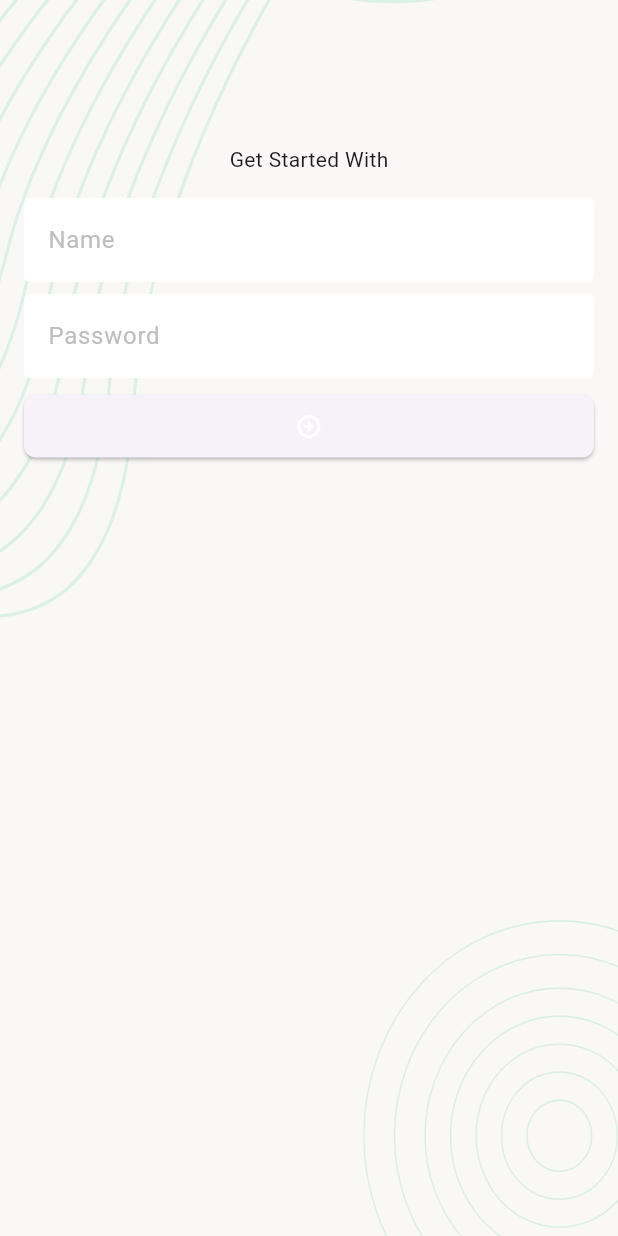
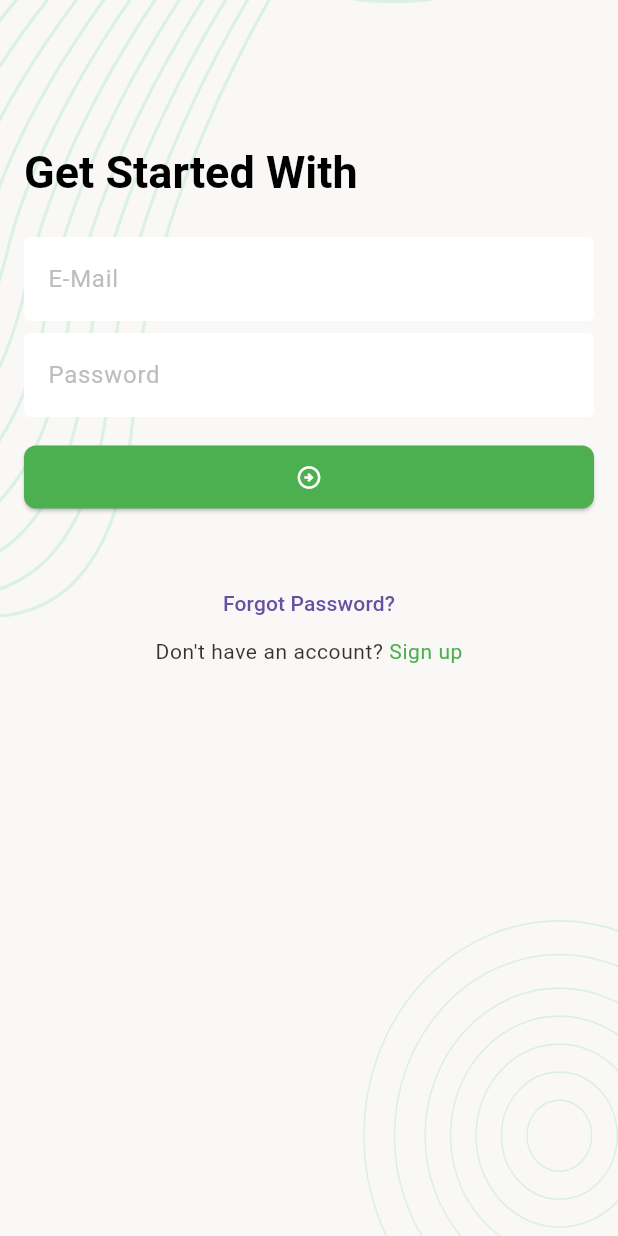
Before and after one commit to EmranKhanDUET/task_manager, a Flutter app: the screen it shows after launch, on a phone screen of 412 x 824 dp. Run offline on Flutter 3.47's test engine with Material 3 defaults, Android fonts, the phone set to English and light mode, and no system bars; our stand-ins replace flutter_svg.

Commit message:
initial commit

```diff
--- a/lib/ui/screens/sign_in_screen.dart
+++ b/lib/ui/screens/sign_in_screen.dart
@@ -1,4 +1,6 @@
+import 'package:flutter/gestures.dart';
 import 'package:flutter/material.dart';
+import 'package:task_manager/ui/utility/app_colors.dart';
 import 'package:task_manager/ui/widgets/background_widget.dart';
 
 class SignInScreen extends StatefulWidget {
@@ -9,34 +11,77 @@ class SignInScreen extends StatefulWidget {
 }
 
 class _SignInScreenState extends State<SignInScreen> {
+  final TextEditingController _emailTEController = TextEditingController();
+  final TextEditingController _passTEController = TextEditingController();
+
   @override
   Widget build(BuildContext context) {
-    return  Scaffold(
-      body: BackgroundWidget(child: SafeArea(
+    return Scaffold(
+      body: BackgroundWidget(
+        child: SafeArea(
           child: SingleChildScrollView(
             child: Padding(
-            padding: EdgeInsets.all(16.0),
+              padding: const EdgeInsets.all(16.0),
+              child: Column(
+                crossAxisAlignment: CrossAxisAlignment.start,
+                children: [
+                  const SizedBox(height: 80),
+                  Text(
+                    'Get Started With',
+                    style: Theme.of(context).textTheme.titleLarge,
+                  ),
+                  const SizedBox(height: 24),
+                  TextField(
+                    controller: _emailTEController,
+                    decoration: const InputDecoration(hintText: 'E-Mail'),
+                  ),
+                  const SizedBox(height: 8),
+                  TextField(
+                    controller: _passTEController,
+                    decoration: const InputDecoration(hintText: 'Password'),
+                  ),
+                  const SizedBox(height: 16),
+                  ElevatedButton(
+                    onPressed: () {},
+                    child: const Icon(Icons.arrow_circle_right_outlined),
+                  ),
+                  const SizedBox(height: 36),
+                  Center(
                     child: Column(
                       children: [
-                SizedBox(height: 80),
-                Text('Get Started With'),
-                SizedBox(height: 16),
-                TextField(
-                  decoration: InputDecoration(
-                    hintText: 'Name'
+                        TextButton(onPressed: () {}, child: const Text('Forgot Password?')),
+                        RichText(
+                          text: TextSpan(
+                              text: "Don't have an account? ",
+                              style: TextStyle(
+                                  color: Colors.black.withOpacity(.8),
+                                  fontWeight: FontWeight.w400,
+                                  letterSpacing: .4),
+                              children: [
+                                TextSpan(
+                                    text: 'Sign up',
+                                    style: const TextStyle(
+                                      color: AppColors.themeColor,
+                                    ),
+                                    recognizer: TapGestureRecognizer()..onTap = () {})
+                              ]),
+                        ),
+                      ],
                     ),
                   ),
-                SizedBox(height: 8),
-                TextField(
-                  decoration: InputDecoration(hintText: 'Password'),
-                ),
-                SizedBox(height: 8),
-                ElevatedButton(onPressed: (){}, child: Icon(Icons.arrow_circle_right_outlined)),
                 ],
               ),
             ),
           ),
-      )),
+        ),
+      ),
     );
   }
+
+  @override
+  void dispose() {
+    _emailTEController.dispose();
+    _passTEController.dispose();
+    super.dispose();
   }
+}
--- a/lib/ui/utility/app_colors.dart
+++ b/lib/ui/utility/app_colors.dart
@@ -1,6 +1,6 @@
 import 'package:flutter/material.dart';
 
 class AppColors{
-  static const Color appColor= Colors.green;
+  static const Color themeColor= Colors.green;
   static const Color white= Colors.white;
 }
```
Lines whose indentation alone changed are shown as unchanged.
